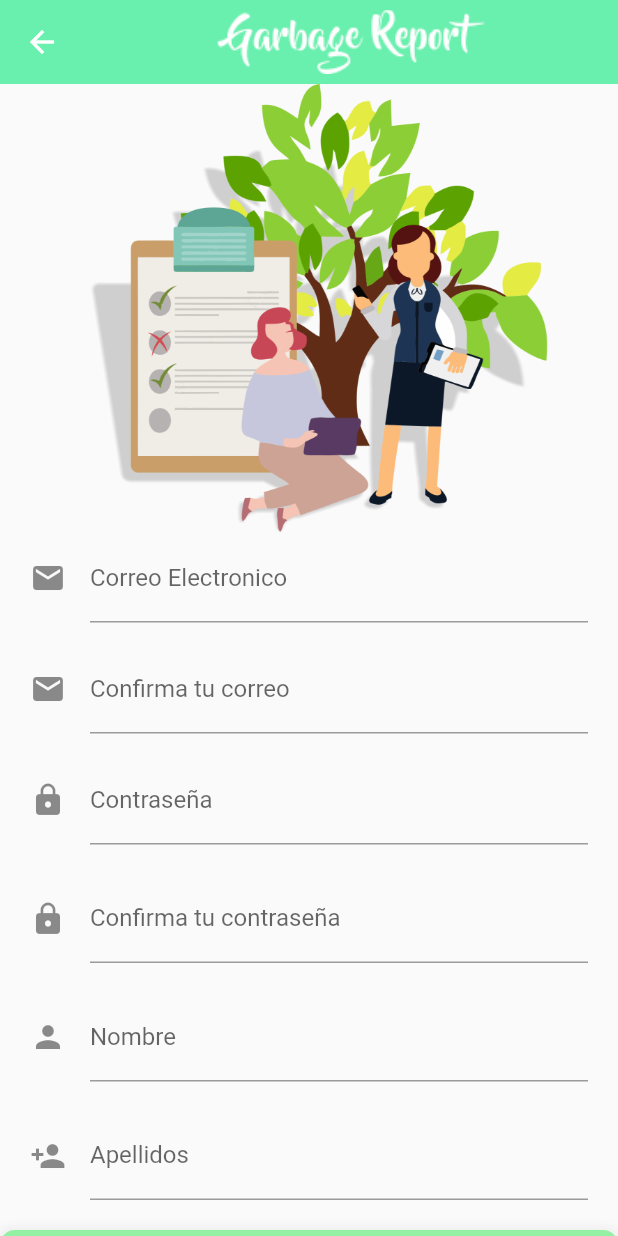
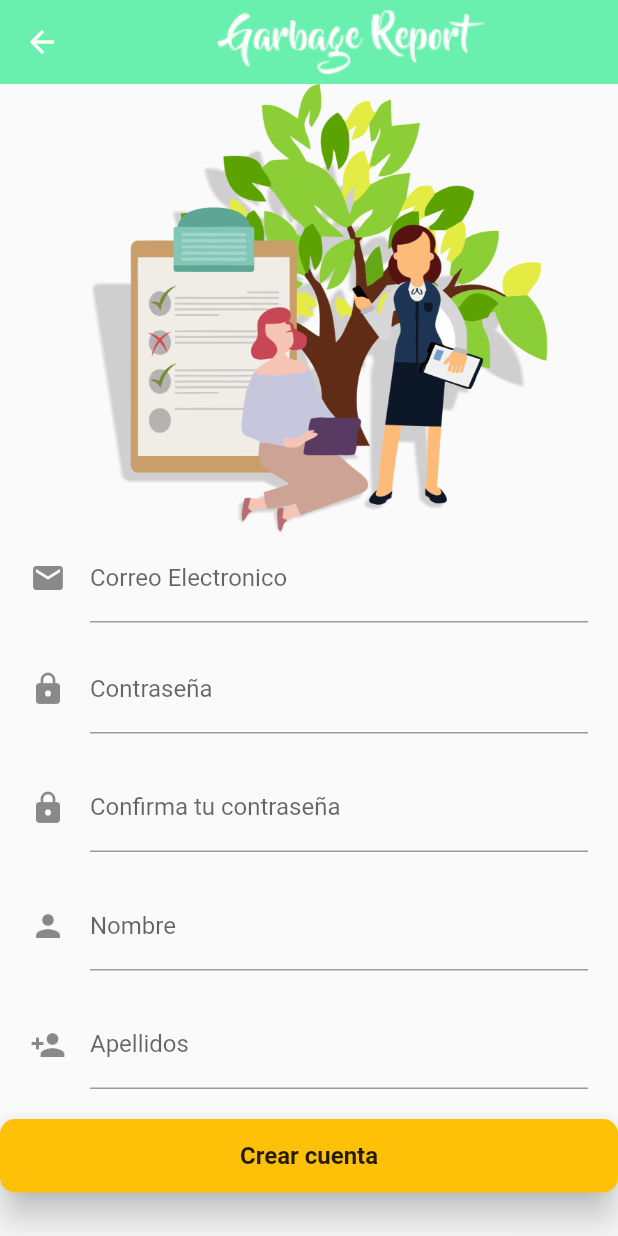
Before and after one commit to Movile-Apps/Gb_Shop, a Flutter app: the RegistroScreen screen opened directly, on a phone screen of 412 x 824 dp. Run offline on Flutter 3.47's test engine with Material 2 defaults, Android fonts, the phone set to English and light mode, and no system bars; our stand-ins replace curved_navigation_bar, google_maps_flutter; missing offline and left inert: dart:ffi.

Commit message:
Por si acaso

```diff
--- a/lib/Screens/Registro_Screen.dart
+++ b/lib/Screens/Registro_Screen.dart
@@ -33,9 +33,8 @@ class _RegistroScreenState extends State<RegistroScreen> {
                 ),
               ),
 
+
               _userTextField(),
-              const SizedBox(height: 15,),
-              _confirmuserTextField(),
               const SizedBox(height: 15,),
               _passwordTextField(),
               const SizedBox(height: 20.0,),
@@ -45,15 +44,14 @@ class _RegistroScreenState extends State<RegistroScreen> {
               const SizedBox(height: 20.0,),
               _apellidoTextField(),
               const SizedBox(height: 20.0,),
-              _bottonImage(),
               _bottonRegistro(),
+
             ],
           )
 
         ),
       );
   }
-
   Widget _userTextField() {
     return StreamBuilder(
       builder: (BuildContext context, AsyncSnapshot snapshot){
@@ -75,26 +73,6 @@ class _RegistroScreenState extends State<RegistroScreen> {
     );
   }
 
-  Widget _confirmuserTextField() {
-    return StreamBuilder(
-      builder: (BuildContext context, AsyncSnapshot snapshot){
-        return Container(
-          padding: const EdgeInsets.symmetric(horizontal: 20.0),
-          child: const TextField(
-
-            keyboardType: TextInputType.emailAddress,
-            decoration: InputDecoration(
-
-              icon: Icon(Icons.email),
-              hintText: 'Escribe el mismo correo',
-              labelText: 'Confirma tu correo'
-            ),
-
-          ),
-        );
-      }
-    );
-  }
 
   Widget _passwordTextField() {
 
@@ -180,8 +158,8 @@ Widget _bottonRegistro() {
       builder: (BuildContext context, AsyncSnapshot snapshot){
         return RaisedButton(
           child: Container(
-            padding: const EdgeInsets.symmetric(horizontal: 80.0, vertical: 15.0),
-            child: const Text('Iniciar Sesion',
+            padding: const EdgeInsets.symmetric(horizontal: 40.0, vertical: 15.0),
+            child: const Text('Crear cuenta',
               style: TextStyle(
                 fontSize: 16.0,
                 fontWeight: FontWeight.bold,
@@ -193,7 +171,7 @@ Widget _bottonRegistro() {
         ),
         elevation: 10.0,
         color: Colors.amber,
-        splashColor: Color.fromARGB(255, 99, 223, 245),
+        splashColor: const Color.fromARGB(255, 99, 223, 245),
         onPressed: (){
           Navigator.of(context).push(MaterialPageRoute(builder: (context) => const LoginScreen(),));
         }
@@ -202,34 +180,4 @@ Widget _bottonRegistro() {
     );
   }
 
-Widget _bottonImage() {
-    return StreamBuilder(
-      builder: (BuildContext context, AsyncSnapshot snapshot){
-        return RaisedButton(
-          child: Container(
-            padding: const EdgeInsets.symmetric(horizontal: 80.0, vertical: 15.0),
-            child: const Text('Seleccionar foto',
-              style: TextStyle(
-                fontSize: 16.0,
-                fontWeight: FontWeight.bold,
-              ),
-            ),
-          ),
-        shape: RoundedRectangleBorder(
-          borderRadius: BorderRadius.circular(10)
-        ),
-        elevation: 10.0,
-        color: Color.fromARGB(255, 148, 240, 163),
-        splashColor: Color.fromARGB(255, 245, 229, 85),
-        onPressed: (){
-          Navigator.of(context).push(MaterialPageRoute(builder: (context) => const LoginScreen(),));
-         }
-       );
-      }
-    );
-  }
-
-
-
-
 }
```
Also changed, not shown: lib/Screens/Home_Screen.dart (+30 -7 lines), lib/Screens/Login_Screen.dart (+6 -18 lines).
